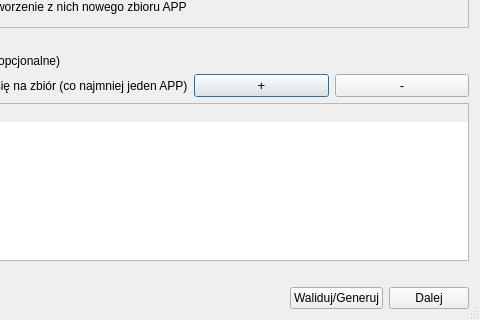
This is modules/app/views/ui/zbior_przygotowanie_dialog_base.ui in envirosolutionspl/wtyczka_qgis_app as Qt 5 draws it before an edit; both pictures show x 192 to 672 and y 87 to 407 of the 672 by 407 pixel window. The edited form follows.
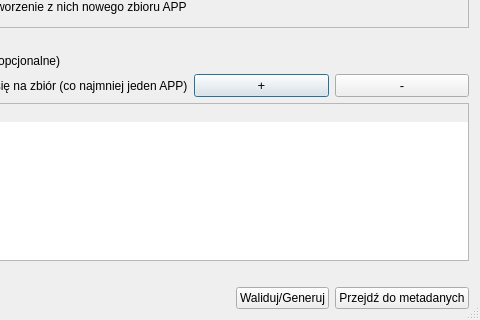
This is the edited form. Custom widgets are drawn as their Qt base class.

Diff of the .ui file:
```diff
--- a/modules/app/views/ui/zbior_przygotowanie_dialog_base.ui
+++ b/modules/app/views/ui/zbior_przygotowanie_dialog_base.ui
@@ -216,7 +216,7 @@
           <string>&lt;html&gt;&lt;head/&gt;&lt;body&gt;&lt;p&gt;Przycisk &lt;span style=&quot; font-style:italic;&quot;&gt;Dalej&lt;/span&gt; przeniesie do narzędzia &lt;span style=&quot; font-style:italic;&quot;&gt;Tworzenie / aktualizacja metadanych&lt;/span&gt;&lt;/p&gt;&lt;/body&gt;&lt;/html&gt;</string>
          </property>
          <property name="text">
-          <string>Dalej</string>
+          <string>Przejdź do metadanych</string>
          </property>
         </widget>
        </item>
```
Left out of the diff: 2 changed lines with no effect on the pictures.
